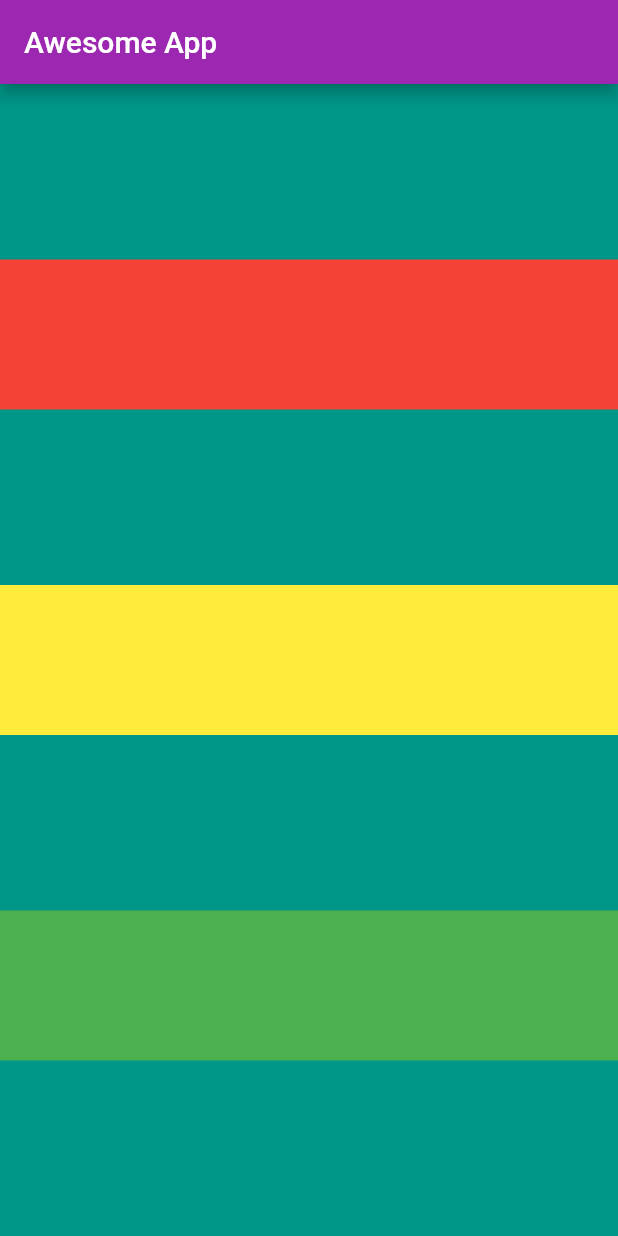
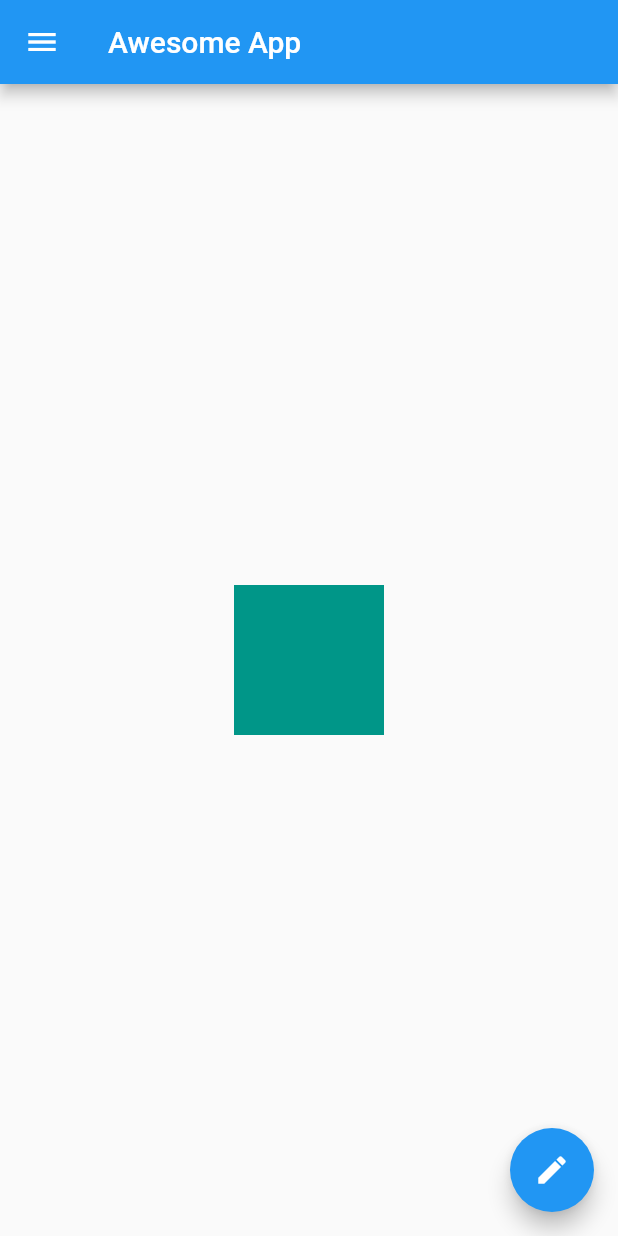
Before and after one commit to newsundram2018/learnflutter, a Flutter app: the screen it shows after launch, on a phone screen of 412 x 824 dp. Run offline on Flutter 3.47's test engine with Material 2 defaults, Android fonts, the phone set to English and light mode, and no system bars.

Commit message:
Material Drawer

```diff
--- a/learnflutter/lib/main.dart
+++ b/learnflutter/lib/main.dart
@@ -6,9 +6,7 @@ void main() {
     MaterialApp(
       debugShowCheckedModeBanner: false,
       home: HomePage(),
-      theme: ThemeData(
-        primarySwatch: Colors.purple,
-      ),
+      theme: ThemeData(primarySwatch: Colors.blue),
     ),
   );
 }
@@ -20,34 +18,46 @@ class HomePage extends StatelessWidget {
       appBar: AppBar(
         title: Text("Awesome App"),
       ),
-      body: Container(
-        width: 500,
-        color: Colors.teal,
-        child: Column(
-          mainAxisAlignment: MainAxisAlignment.spaceEvenly,
-          crossAxisAlignment: CrossAxisAlignment.stretch,
+      body: Center(
+        child: Container(
+          width: 100,
+          height: 100,
+          color: Colors.teal,
+        ),
+      ),
+      floatingActionButton: FloatingActionButton(
+        onPressed: () {},
+        child: Icon(Icons.edit),
+      ),
+      drawer: Drawer(
+        child: ListView(
+          padding: const EdgeInsets.all(0),
           children: <Widget>[
-            Container(
-              padding: const EdgeInsets.all(20),
-              width: 100,
-              height: 100,
-              color: Colors.red,
-              alignment: Alignment.center,
+            UserAccountsDrawerHeader(
+              accountName: Text("Sundram"),
+              accountEmail: Text("Samjio2016@gmil.com"),
+              currentAccountPicture: CircleAvatar(
+                backgroundImage: NetworkImage(
+                    "https://avatars0.githubusercontent.com/u/39513887?s=460&u=cc35e83e6eebd05a18ccbf3c0ec15b27322b07f7&v=4"),
+              ),
+              //arrowColor: Colors.amber,
             ),
-            Container(
-              padding: const EdgeInsets.all(20),
-              width: 100,
-              height: 100,
-              color: Colors.yellow,
-              alignment: Alignment.center,
+            ListTile(
+              leading: Icon(
+                Icons.person,
+              ),
+              title: Text("Sundram Mishra"),
+              subtitle: Text("Developer"),
+              trailing: Icon(Icons.edit),
             ),
-            Container(
-              padding: const EdgeInsets.all(20),
-              width: 100,
-              height: 100,
-              color: Colors.green,
-              alignment: Alignment.center,
-            )
+            ListTile(
+              leading: Icon(
+                Icons.email,
+              ),
+              title: Text("Email"),
+              subtitle: Text("samjio2016@gmail.com"),
+              trailing: Icon(Icons.edit),
+            ),
           ],
         ),
       ),
```
